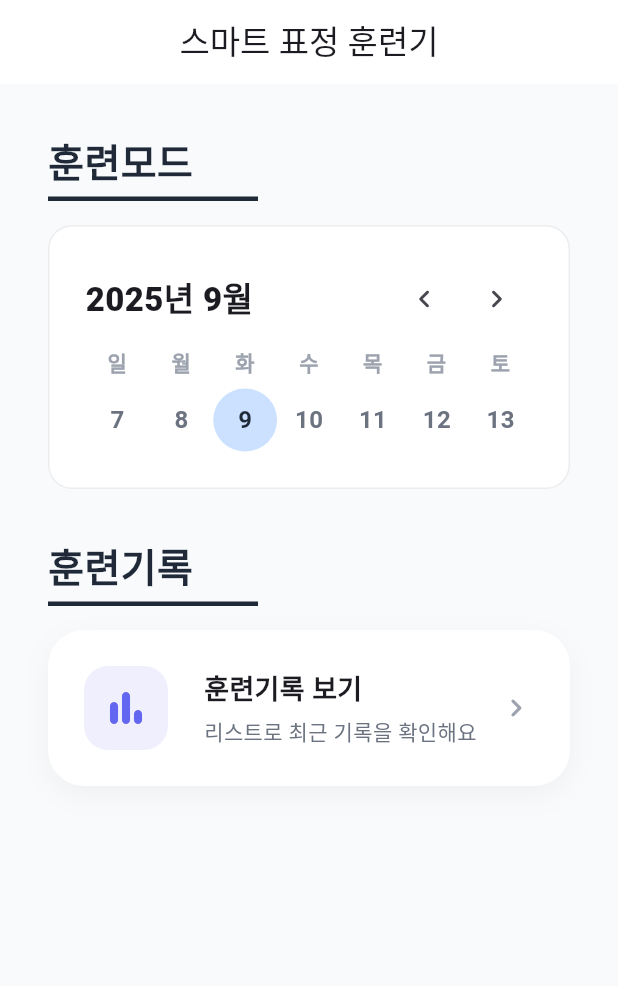
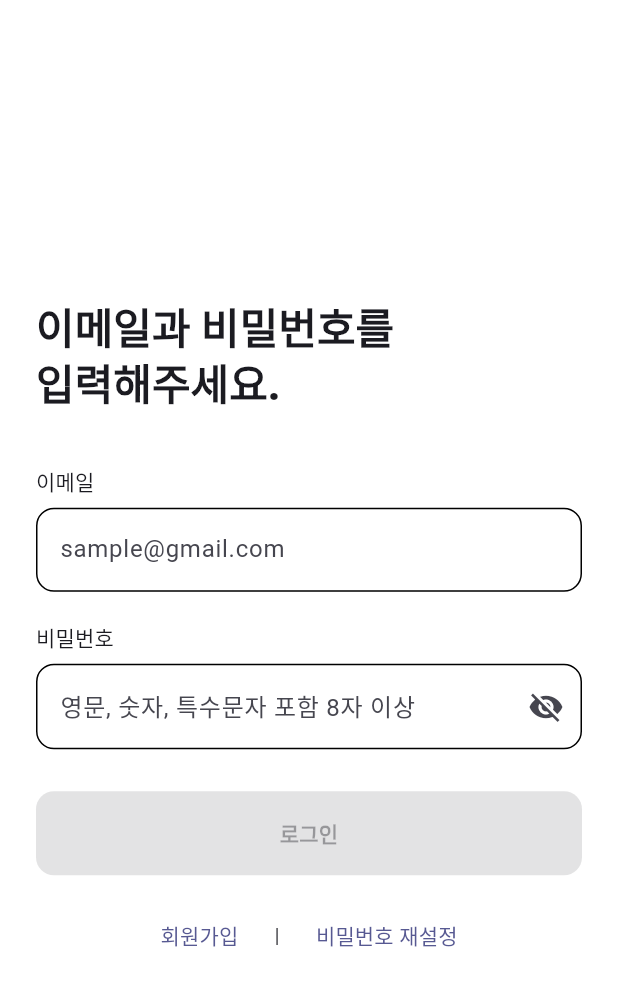
Before and after one commit to minseodaa/2025-HOPE-new, a Flutter app: the screen it shows after launch, on a phone screen of 412 x 824 dp. Shown: the top 986 px of the screen. Run offline on Flutter 3.47's test engine with Material 3 defaults, Android fonts, the phone set to English and light mode, and no system bars; our stand-ins replace camera, fl_chart, get, permission_handler, shared_preferences; missing offline and left inert: google_mlkit_commons, google_mlkit_face_detection; Roboto replaces fonts that are missing (Pretendard).

Commit message:
feat: 로그인회원가입 구현 및 연동 미완

```diff
--- a/lib/main.dart
+++ b/lib/main.dart
@@ -9,6 +9,8 @@ import 'package:intl/date_symbol_data_local.dart';
 
 import 'utils/constants.dart';
 import 'views/home_screen.dart';
+import 'views/login_screen.dart';
+import 'views/signup_screen.dart';
 
 void main() async {
   // Flutter 바인딩 초기화
@@ -38,7 +40,12 @@ class MyApp extends StatelessWidget {
         useMaterial3: true,
         fontFamily: 'Pretendard',
       ),
-      home: FutureBuilder<CameraDescription>(
+      initialRoute: '/login',
+      getPages: [
+        GetPage(name: '/login', page: () => const LoginScreen()),
+        GetPage(
+          name: '/home',
+          page: () => FutureBuilder<CameraDescription>(
             future: _resolveSelectedCamera(),
             builder: (context, snapshot) {
               if (snapshot.connectionState != ConnectionState.done) {
@@ -54,6 +61,9 @@ class MyApp extends StatelessWidget {
               return HomeScreen(camera: snapshot.data!);
             },
           ),
+        ),
+        GetPage(name: '/signup', page: () => const SignupScreen()),
+      ],
       debugShowCheckedModeBanner: false,
     );
   }
--- a/lib/views/home_screen.dart
+++ b/lib/views/home_screen.dart
@@ -21,6 +21,15 @@ class HomeScreen extends StatelessWidget {
         backgroundColor: AppColors.surface,
         centerTitle: true,
         elevation: 0,
+        actions: [
+          TextButton.icon(
+            onPressed: () => Get.offAllNamed('/login'),
+            label: const Text(''), //로그아웃
+            icon: const Icon(Icons.logout, size: 18),
+            style: TextButton.styleFrom(foregroundColor: AppColors.textPrimary),
+          ),
+          const SizedBox(width: 8),
+        ],
       ),
       body: Padding(
         padding: const EdgeInsets.all(AppSizes.xl),
@@ -163,7 +172,6 @@ class _WeekCalendarState extends State<_WeekCalendar> {
         Row(
           children: days.map((d) {
             final bool isSelected = _selected == d;
-            final bool isToday = _stripTime(DateTime.now()) == d;
             return Expanded(
               child: Container(
                 height: 42,
--- /dev/null
+++ b/lib/views/login_screen.dart
@@ -0,0 +1,202 @@
+import 'package:flutter/material.dart';
+import 'package:get/get.dart';
+
+import '../utils/constants.dart';
+
+class LoginScreen extends StatefulWidget {
+  const LoginScreen({super.key});
+
+  @override
+  State<LoginScreen> createState() => _LoginScreenState();
+}
+
+class _LoginScreenState extends State<LoginScreen> {
+  final GlobalKey<FormState> _formKey = GlobalKey<FormState>();
+  final TextEditingController _emailController = TextEditingController();
+  final TextEditingController _passwordController = TextEditingController();
+  final FocusNode _emailFocusNode = FocusNode();
+  final FocusNode _passwordFocusNode = FocusNode();
+  bool _isObscure = true;
+  bool _isValid = false;
+
+  @override
+  void dispose() {
+    _emailController.dispose();
+    _passwordController.dispose();
+    _emailFocusNode.dispose();
+    _passwordFocusNode.dispose();
+    super.dispose();
+  }
+
+  void _onLoginPressed() {
+    if (!_formKey.currentState!.validate()) {
+      return;
+    }
+    Get.offNamed('/home');
+  }
+
+  bool _validateNow() {
+    final String email = _emailController.text.trim();
+    final String password = _passwordController.text;
+    final emailRegex = RegExp(r'^[^@\s]+@[^@\s]+\.[^@\s]+$');
+    return emailRegex.hasMatch(email) && password.length >= 8;
+  }
+
+  void _updateValidity() {
+    final bool next = _validateNow();
+    if (next != _isValid) {
+      setState(() => _isValid = next);
+    }
+  }
+
+  @override
+  Widget build(BuildContext context) {
+    final ColorScheme colorScheme = Theme.of(context).colorScheme;
+    return Scaffold(
+      backgroundColor: Colors.white,
+      body: SafeArea(
+        child: Center(
+          child: SingleChildScrollView(
+            padding: const EdgeInsets.symmetric(horizontal: 24, vertical: 24),
+            child: ConstrainedBox(
+              constraints: const BoxConstraints(maxWidth: 520),
+              child: Form(
+                key: _formKey,
+                child: Column(
+                  crossAxisAlignment: CrossAxisAlignment.start,
+                  children: [
+                    const SizedBox(height: 48),
+                    Text(
+                      '이메일과 비밀번호를\n입력해주세요.',
+                      style: Theme.of(context).textTheme.headlineMedium
+                          ?.copyWith(fontWeight: FontWeight.w800, height: 1.25),
+                    ),
+                    const SizedBox(height: 36),
+                    Text('이메일', style: Theme.of(context).textTheme.labelLarge),
+                    const SizedBox(height: 8),
+                    TextFormField(
+                      controller: _emailController,
+                      focusNode: _emailFocusNode,
+                      keyboardType: TextInputType.emailAddress,
+                      textInputAction: TextInputAction.next,
+                      decoration: InputDecoration(
+                        hintText: 'sample@gmail.com',
+                        border: OutlineInputBorder(
+                          borderRadius: BorderRadius.circular(12),
+                        ),
+                        enabledBorder: OutlineInputBorder(
+                          borderRadius: BorderRadius.circular(12),
+                        ),
+                        focusedBorder: OutlineInputBorder(
+                          borderRadius: BorderRadius.circular(12),
+                          borderSide: const BorderSide(
+                            color: AppColors.primary,
+                          ),
+                        ),
+                      ),
+                      autovalidateMode: AutovalidateMode.onUserInteraction,
+                      onChanged: (_) => _updateValidity(),
+                      onFieldSubmitted: (_) =>
+                          _passwordFocusNode.requestFocus(),
+                      validator: (value) {
+                        final String v = value?.trim() ?? '';
+                        if (v.isEmpty) return '이메일을 입력해주세요.';
+                        final emailRegex = RegExp(
+                          r'^[^@\s]+@[^@\s]+\.[^@\s]+$',
+                        );
+                        if (!emailRegex.hasMatch(v)) return '유효한 이메일을 입력해주세요.';
+                        return null;
+                      },
+                    ),
+                    const SizedBox(height: 20),
+                    Text('비밀번호', style: Theme.of(context).textTheme.labelLarge),
+                    const SizedBox(height: 8),
+                    TextFormField(
+                      controller: _passwordController,
+                      focusNode: _passwordFocusNode,
+                      obscureText: _isObscure,
+                      textInputAction: TextInputAction.done,
+                      decoration: InputDecoration(
+                        hintText: '영문, 숫자, 특수문자 포함 8자 이상',
+                        border: OutlineInputBorder(
+                          borderRadius: BorderRadius.circular(12),
+                        ),
+                        enabledBorder: OutlineInputBorder(
+                          borderRadius: BorderRadius.circular(12),
+                        ),
+                        focusedBorder: OutlineInputBorder(
+                          borderRadius: BorderRadius.circular(12),
+                          borderSide: const BorderSide(
+                            color: AppColors.primary,
+                          ),
+                        ),
+                        suffixIcon: IconButton(
+                          onPressed: () =>
+                              setState(() => _isObscure = !_isObscure),
+                          icon: Icon(
+                            _isObscure
+                                ? Icons.visibility_off
+                                : Icons.visibility,
+                          ),
+                        ),
+                      ),
+                      autovalidateMode: AutovalidateMode.onUserInteraction,
+                      onChanged: (_) => _updateValidity(),
+                      onFieldSubmitted: (_) {
+                        if (_isValid) _onLoginPressed();
+                      },
+                      validator: (value) {
+                        final String v = value ?? '';
+                        if (v.isEmpty) return '비밀번호를 입력해주세요.';
+                        return null;
+                      },
+                    ),
+                    const SizedBox(height: 28),
+                    SizedBox(
+                      width: double.infinity,
+                      height: 56,
+                      child: FilledButton(
+                        style: FilledButton.styleFrom(
+                          backgroundColor: AppColors.primary,
+                          foregroundColor: colorScheme.onPrimary,
+                          shape: RoundedRectangleBorder(
+                            borderRadius: BorderRadius.circular(12),
+                          ),
+                        ),
+                        onPressed: _isValid ? _onLoginPressed : null,
+                        child: const Text(
+                          '로그인',
+                          style: TextStyle(fontWeight: FontWeight.bold),
+                        ),
+                      ),
+                    ),
+                    const SizedBox(height: 16),
+                    Center(
+                      child: Wrap(
+                        alignment: WrapAlignment.center,
+                        crossAxisAlignment: WrapCrossAlignment.center,
+                        spacing: 12,
+                        children: [
+                          TextButton(
+                            onPressed: () => Get.toNamed('/signup'),
+                            child: const Text('회원가입'),
+                          ),
+                          Text('|'),
+                          TextButton(
+                            onPressed: () {},
+                            child: const Text('비밀번호 재설정'),
+                          ),
+                        ],
+                      ),
+                    ),
+                    const SizedBox(height: 24),
+                  ],
+                ),
+              ),
+            ),
+          ),
+        ),
+      ),
+    );
+  }
+}
--- a/pubspec.yaml
+++ b/pubspec.yaml
@@ -57,6 +57,7 @@ dependencies:
 
   # 날짜 포맷
   intl: ^0.19.0
+  http: ^1.2.2
 
 
 dev_dependencies:
```
Also changed, not shown: lib/config/app_config.dart (added, +7 -0 lines), lib/services/auth_service.dart (added, +64 -0 lines), lib/views/signup_screen.dart (added, +232 -0 lines), pubspec.lock. Lines whose indentation alone changed are shown as unchanged.
